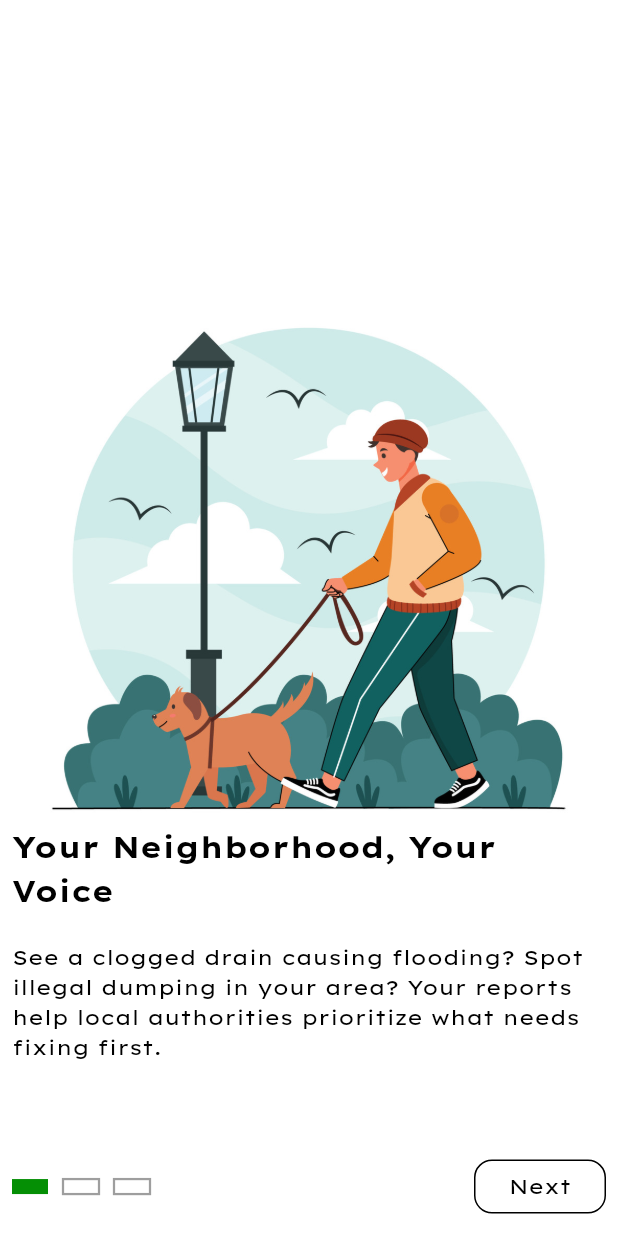
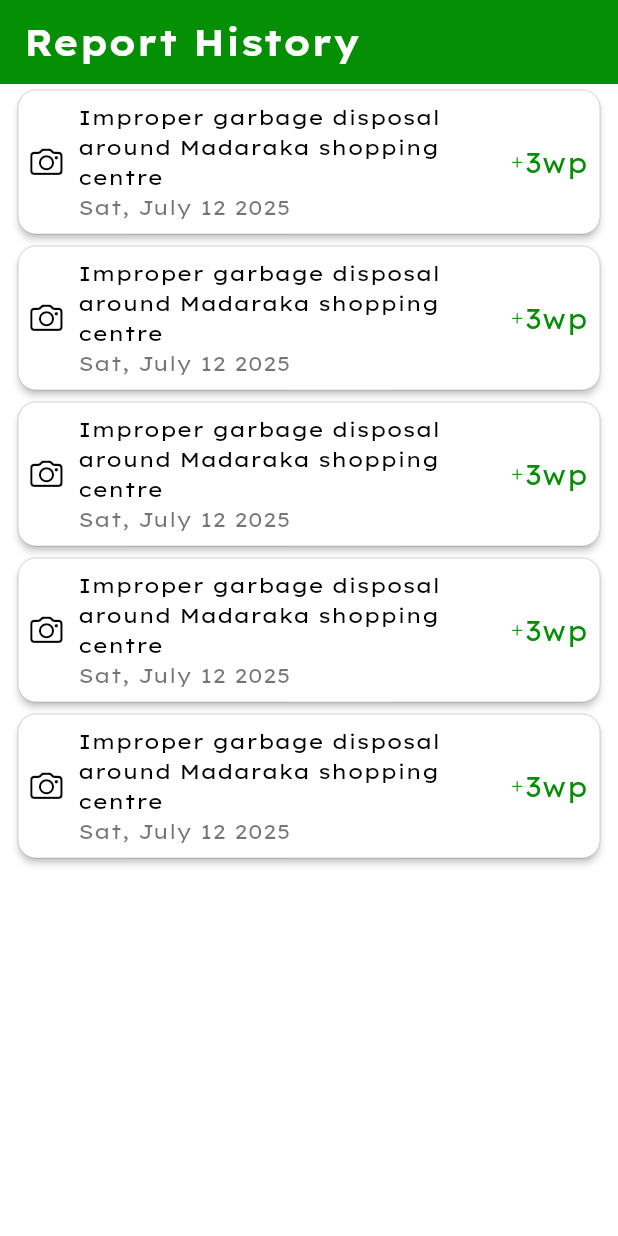
Before and after one commit to H-Munene/Wajibika_Mobile, a Flutter app: the screen it shows after launch, on a phone screen of 412 x 824 dp. Run offline on Flutter 3.47's test engine with Material 3 defaults, Android fonts, the phone set to English and light mode, and no system bars; drawn by our look-alikes of smooth_page_indicator; our stand-ins replace animated_custom_dropdown, bloc, cherry_toast, fluentui_system_icons, flutter_bloc, flutter_heatmap_calendar and 9 more; accounts and stored records are empty; project files that could hold a hidden picture were left out.

Commit message:
update: report history page

```diff
--- a/lib/core/utils/globals.dart
+++ b/lib/core/utils/globals.dart
@@ -25,6 +25,8 @@ class Globals {
   static const String mainPageTitle = 'Wajibika';
   static const String reportPageTitle = 'Report';
   static const String profilePageTitle = 'Profile';
+  static const String reportHistoryPageTitle = 'Report History';
+  static const String volunteerHistoryPageTitle = 'Volunteer History';
 
   static const String wajibikaPoints = 'Wajibika Points';
 
--- a/lib/main.dart
+++ b/lib/main.dart
@@ -72,10 +72,11 @@ class _MyAppState extends State<MyApp> {
       title: 'Bloc Clean Arch',
       theme: AppTheme.lightTheme(),
       debugShowCheckedModeBanner: false,
-      home:
-          doNotShowOnboardingScreen
-              ? const AuthWrapper()
-              : const OnboardingScreen(),
+      home: const ReportVolunteerHistoryPage(type: 'report'),
+
+      // doNotShowOnboardingScreen
+      //     ? const AuthWrapper()
+      //     : const OnboardingScreen(),
     );
   }
 }
--- a/lib/presentation/pages/auth/pages.dart
+++ b/lib/presentation/pages/auth/pages.dart
@@ -1,6 +1,7 @@
 export 'bottom_nav.dart';
 export 'login.dart';
 export 'signup.dart';
+export 'report_volunteer_history_page.dart';
 
 export 'screens/report/report.dart';
 export 'screens/volunteer/volunteer.dart';
--- /dev/null
+++ b/lib/presentation/pages/auth/report_volunteer_history_page.dart
@@ -0,0 +1,39 @@
+import 'package:bloc_clean_arch/core/core.dart';
+import 'package:bloc_clean_arch/presentation/widgets/report_history_card.dart';
+import 'package:flutter/material.dart';
+
+class ReportVolunteerHistoryPage extends StatelessWidget {
+  final String type; // report, volunteer for now
+
+  // final List<Volunteer> reportVolunteerHistory;
+  // final List<Report> reportVolunteerHistory;
+
+  const ReportVolunteerHistoryPage({super.key, required this.type});
+
+  @override
+  Widget build(BuildContext context) {
+    return Scaffold(
+      appBar: AppBar(
+        automaticallyImplyLeading: true,
+        title: Text(
+          type == 'report'
+              ? Globals.reportHistoryPageTitle
+              : Globals.volunteerHistoryPageTitle,
+        ),
+      ),
+      body: Padding(
+        padding: AppDimensions.pagePadding,
+        child: ListView.builder(
+          itemCount: 5,
+          itemBuilder:
+              (context, index) => ReportVolunteerHistoryCard(
+                type: type,
+                description:
+                    'Improper garbage disposal around Madaraka shopping centre',
+                date: 'Sat, July 12 2025',
+              ),
+        ),
+      ),
+    );
+  }
+}
--- a/lib/presentation/widgets/report_history_card.dart
+++ b/lib/presentation/widgets/report_history_card.dart
@@ -6,13 +6,14 @@ import 'package:flutter/cupertino.dart';
   -----------------------------------------------------
   |                                                    |
   |             Clogged drain around Madaraka          |
-  |   Icon      shopping centre                    +3  |                                |             12/03/2025                             |
-  |                                                    |
+  |   Icon      shopping centre                    +3  |                                             12/03/2025                             |
+  |             Tue, 14 June 2025                      |
   ------------------------------------------------------
 
 
 */
 
+// create model to deserialize this
 class ReportVolunteerHistoryCard extends StatelessWidget {
   final String type; // 'report','volunteer',
   final String description;
@@ -31,11 +32,13 @@ class ReportVolunteerHistoryCard extends StatelessWidget {
       elevation: 2,
       color: Colors.white,
       shape: RoundedRectangleBorder(
+        side: const BorderSide(width: 0.1),
         borderRadius: AppDimensions.circleBorderRadius,
       ),
       child: Padding(
         padding: const EdgeInsets.all(8),
         child: Row(
+          spacing: 10,
           children: [
             Icon(
               type == 'volunteer'
@@ -44,8 +47,8 @@ class ReportVolunteerHistoryCard extends StatelessWidget {
             ),
 
             Flexible(
-              flex: 2,
               child: Column(
+                crossAxisAlignment: CrossAxisAlignment.start,
                 children: [
                   Text(description),
                   Text(date, style: TextStyle(color: AppColors.greyText)),
@@ -56,10 +59,17 @@ class ReportVolunteerHistoryCard extends StatelessWidget {
             Row(
               mainAxisSize: MainAxisSize.min,
               children: [
-                const Icon(CupertinoIcons.add, color: AppColors.primaryColor),
+                const Icon(
+                  CupertinoIcons.add,
+                  size: 10,
+                  color: AppColors.primaryColor,
+                ),
                 Text(
-                  type == 'volunteer' ? '15' : '3',
-                  style: const TextStyle(color: AppColors.primaryColor),
+                  type == 'volunteer' ? '15wp' : '3wp',
+                  style: const TextStyle(
+                    color: AppColors.primaryColor,
+                    fontSize: 18,
+                  ),
                 ),
               ],
             ),
```
